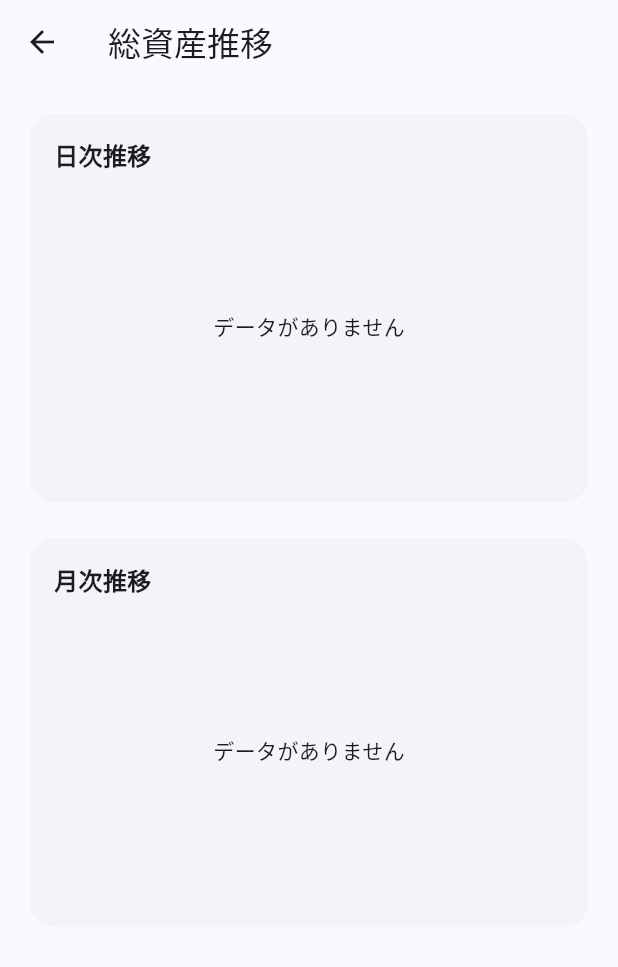
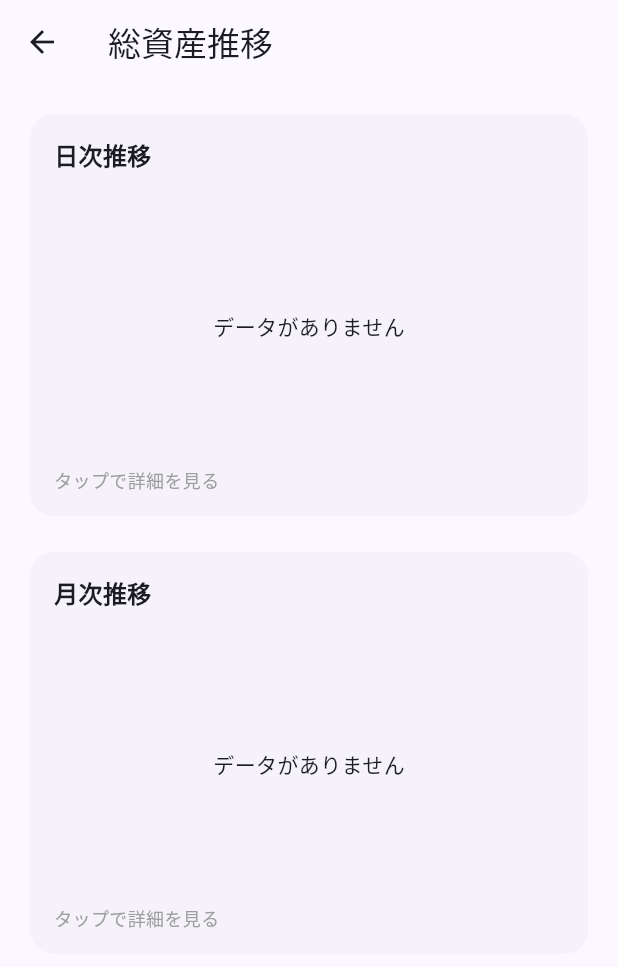
Before and after one commit to Rsm-Microstate/voice_kakeibo, a Flutter app: the AssetHistoryScreen screen opened directly with empty values, on a phone screen of 412 x 824 dp. Shown: the top 967 px of the screen. Run offline on Flutter 3.47's test engine with Material 3 defaults, Android fonts, the phone set to English and light mode, and no system bars; our stand-ins replace shared_preferences, speech_to_text; accounts and stored records are empty.

Commit message:
Make asset graphs tappable with detail sheets

```diff
--- a/lib/screens/asset_history_screen.dart
+++ b/lib/screens/asset_history_screen.dart
@@ -35,19 +35,27 @@ class AssetHistoryScreen extends StatelessWidget {
             children: [
               _SectionCard(
                 title: '日次推移',
-                child: _LineChart(history: dailyHistory),
-                footer: _HistoryList(
-                  history: dailyHistory,
-                  formatYen: _formatYen,
+                child: GestureDetector(
+                  behavior: HitTestBehavior.opaque,
+                  onTap: () => _showHistorySheet(
+                    context,
+                    title: '日次の詳細',
+                    history: dailyHistory,
+                  ),
+                  child: _LineChart(history: dailyHistory),
                 ),
               ),
               const SizedBox(height: 16),
               _SectionCard(
                 title: '月次推移',
-                child: _LineChart(history: monthlyHistory),
-                footer: _HistoryList(
-                  history: monthlyHistory,
-                  formatYen: _formatYen,
+                child: GestureDetector(
+                  behavior: HitTestBehavior.opaque,
+                  onTap: () => _showHistorySheet(
+                    context,
+                    title: '月次の詳細',
+                    history: monthlyHistory,
+                  ),
+                  child: _LineChart(history: monthlyHistory),
                 ),
               ),
             ],
@@ -62,13 +70,10 @@ class _SectionCard extends StatelessWidget {
   const _SectionCard({
     required this.title,
     required this.child,
-    required this.footer,
   });
 
   final String title;
   final Widget child;
-  final Widget footer;
-
   @override
   Widget build(BuildContext context) {
     return Card(
@@ -91,8 +96,8 @@ class _SectionCard extends StatelessWidget {
               height: 180,
               child: child,
             ),
-            const SizedBox(height: 12),
-            footer,
+            const SizedBox(height: 4),
+            const Text("タップで詳細を見る", style: TextStyle(fontSize: 12, color: Colors.grey)),
           ],
         ),
       ),
```
